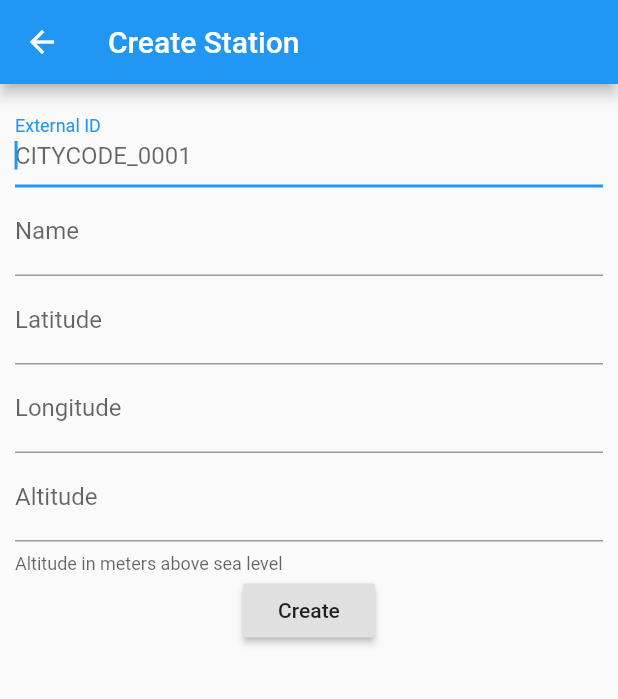
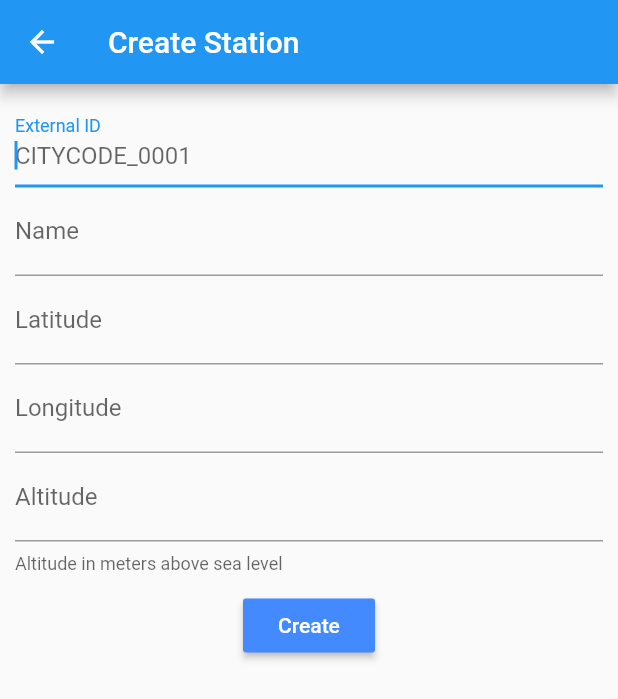
Before and after one commit to hendrikmaus/openweather-station-companion-app, a Flutter app: the StationForm screen opened directly, on a phone screen of 412 x 824 dp. Shown: the top 699 px of the screen. Run offline on Flutter 3.47's test engine with Material 2 defaults, Android fonts, the phone set to English and light mode, and no system bars; our stand-ins replace timeago; missing offline and left inert: duration, shared_preferences_settings.

```diff
--- a/lib/screens/stations_form.dart
+++ b/lib/screens/stations_form.dart
@@ -1,5 +1,6 @@
 // TODO we also need to be able to edit Stations; it would be nice to re-use the form
 // instead if duplicating it entirely with different labels
+import 'package:flutter/cupertino.dart';
 import 'package:flutter/material.dart';
 import 'package:shared_preferences_settings/shared_preferences_settings.dart';
 import 'package:http/http.dart' as http;
@@ -123,7 +124,9 @@ class _StationFormState extends State<StationForm> {
                       });
                     },
                   ),
-                  RaisedButton(
+                  Container(
+                    margin: EdgeInsets.all(10.0),
+                    child: RaisedButton(
                       onPressed: () async {
                         final form = _formKey.currentState;
                         if (form.validate()) {
@@ -156,6 +159,9 @@ class _StationFormState extends State<StationForm> {
                         }
                       },
                       child: Text('Create'),
+                      color: Colors.blueAccent,
+                      textColor: Colors.white,
+                    ),
                   ),
                 ],
               ),
```
Also changed, not shown: lib/screens/stations.dart (+3 -20 lines). Lines whose indentation alone changed are shown as unchanged.
